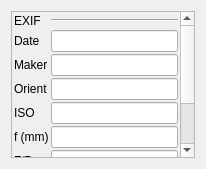
athoune/Ema, file ui/metadatawidget.ui: the form before one commit.
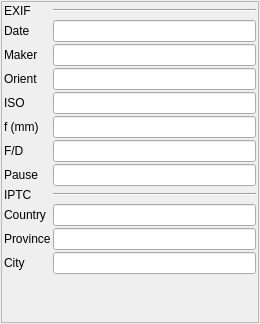
The form after the commit.

```diff
--- a/ui/metadatawidget.ui
+++ b/ui/metadatawidget.ui
@@ -6,14 +6,20 @@
    <rect>
     <x>0</x>
     <y>0</y>
-    <width>206</width>
-    <height>169</height>
+    <width>260</width>
+    <height>324</height>
    </rect>
   </property>
   <property name="windowTitle">
    <string>Form</string>
   </property>
   <layout class="QVBoxLayout" name="verticalLayout">
+   <property name="spacing">
+    <number>1</number>
+   </property>
+   <property name="margin">
+    <number>1</number>
+   </property>
    <item>
     <widget class="QScrollArea" name="scrollArea">
      <property name="widgetResizable">
@@ -23,9 +29,9 @@
       <property name="geometry">
        <rect>
         <x>0</x>
-        <y>-125</y>
-        <width>169</width>
-        <height>274</height>
+        <y>0</y>
+        <width>254</width>
+        <height>318</height>
        </rect>
       </property>
       <layout class="QGridLayout" name="gridLayout">
@@ -157,14 +163,7 @@
          </property>
         </widget>
        </item>
-       <item row="9" column="0">
-        <widget class="QLabel" name="label_10">
-         <property name="text">
-          <string>Descr.</string>
-         </property>
-        </widget>
-       </item>
-       <item row="10" column="0">
+       <item row="12" column="0">
         <spacer name="verticalSpacer">
          <property name="orientation">
           <enum>Qt::Vertical</enum>
@@ -177,6 +176,36 @@
          </property>
         </spacer>
        </item>
+       <item row="9" column="0">
+        <widget class="QLabel" name="label_10">
+         <property name="text">
+          <string>Country</string>
+         </property>
+        </widget>
+       </item>
+       <item row="10" column="0">
+        <widget class="QLabel" name="label_11">
+         <property name="text">
+          <string>Province</string>
+         </property>
+        </widget>
+       </item>
+       <item row="11" column="0">
+        <widget class="QLabel" name="label_12">
+         <property name="text">
+          <string>City</string>
+         </property>
+        </widget>
+       </item>
+       <item row="9" column="1">
+        <widget class="QLineEdit" name="iptcCountryLineEdit"/>
+       </item>
+       <item row="11" column="1">
+        <widget class="QLineEdit" name="iptcCityLineEdit"/>
+       </item>
+       <item row="10" column="1">
+        <widget class="QLineEdit" name="iptcProvinceLineEdit"/>
+       </item>
       </layout>
      </widget>
     </widget>
```
